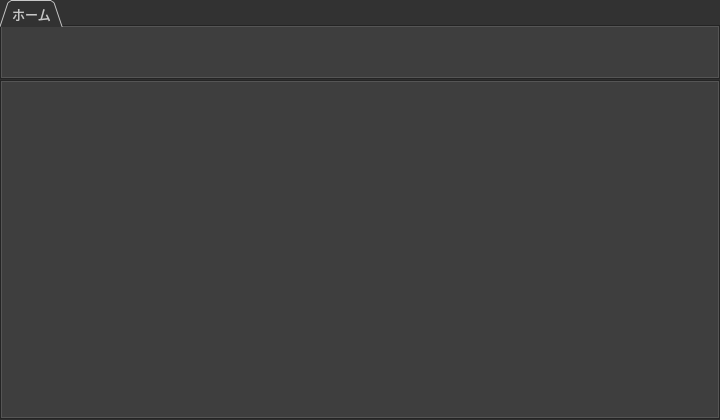
yatagai/MetaTools, file MetaTools/src/main/mainwindow.ui: the form before one commit.
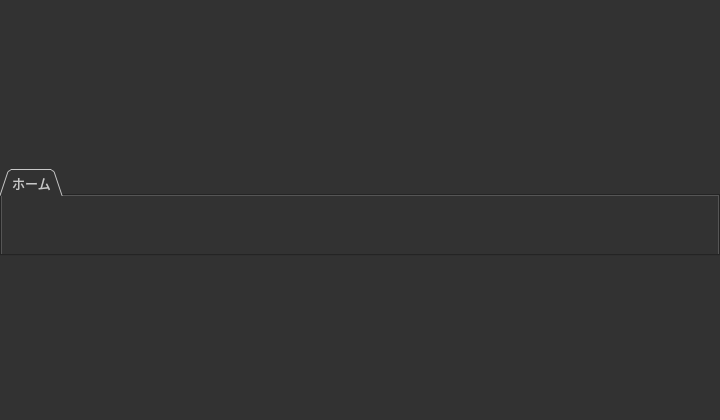
The form after the commit. Icons and pictures are not drawn.

```diff
--- a/MetaTools/src/main/mainwindow.ui
+++ b/MetaTools/src/main/mainwindow.ui
@@ -14,7 +14,7 @@
    </rect>
   </property>
   <property name="sizePolicy">
-   <sizepolicy hsizetype="Preferred" vsizetype="Preferred">
+   <sizepolicy hsizetype="Expanding" vsizetype="Expanding">
     <horstretch>0</horstretch>
     <verstretch>0</verstretch>
    </sizepolicy>
@@ -130,27 +130,27 @@
      <colorrole role="Shadow">
       <brush brushstyle="SolidPattern">
        <color alpha="255">
-        <red>255</red>
-        <green>255</green>
-        <blue>255</blue>
+        <red>135</red>
+        <green>135</green>
+        <blue>135</blue>
        </color>
       </brush>
      </colorrole>
      <colorrole role="Highlight">
       <brush brushstyle="SolidPattern">
        <color alpha="255">
-        <red>180</red>
-        <green>180</green>
-        <blue>180</blue>
+        <red>51</red>
+        <green>153</green>
+        <blue>255</blue>
        </color>
       </brush>
      </colorrole>
      <colorrole role="HighlightedText">
       <brush brushstyle="SolidPattern">
        <color alpha="255">
-        <red>200</red>
-        <green>200</green>
-        <blue>200</blue>
+        <red>255</red>
+        <green>255</green>
+        <blue>255</blue>
        </color>
       </brush>
      </colorrole>
@@ -294,27 +294,27 @@
      <colorrole role="Shadow">
       <brush brushstyle="SolidPattern">
        <color alpha="255">
-        <red>255</red>
-        <green>255</green>
-        <blue>255</blue>
+        <red>135</red>
+        <green>135</green>
+        <blue>135</blue>
        </color>
       </brush>
      </colorrole>
      <colorrole role="Highlight">
       <brush brushstyle="SolidPattern">
        <color alpha="255">
-        <red>180</red>
-        <green>180</green>
-        <blue>180</blue>
+        <red>51</red>
+        <green>153</green>
+        <blue>255</blue>
        </color>
       </brush>
      </colorrole>
      <colorrole role="HighlightedText">
       <brush brushstyle="SolidPattern">
        <color alpha="255">
-        <red>200</red>
-        <green>200</green>
-        <blue>200</blue>
+        <red>255</red>
+        <green>255</green>
+        <blue>255</blue>
        </color>
       </brush>
      </colorrole>
@@ -458,27 +458,27 @@
      <colorrole role="Shadow">
       <brush brushstyle="SolidPattern">
        <color alpha="255">
-        <red>255</red>
-        <green>255</green>
-        <blue>255</blue>
+        <red>135</red>
+        <green>135</green>
+        <blue>135</blue>
        </color>
       </brush>
      </colorrole>
      <colorrole role="Highlight">
       <brush brushstyle="SolidPattern">
        <color alpha="255">
-        <red>198</red>
-        <green>198</green>
-        <blue>198</blue>
+        <red>51</red>
+        <green>153</green>
+        <blue>255</blue>
        </color>
       </brush>
      </colorrole>
      <colorrole role="HighlightedText">
       <brush brushstyle="SolidPattern">
        <color alpha="255">
-        <red>200</red>
-        <green>200</green>
-        <blue>200</blue>
+        <red>255</red>
+        <green>255</green>
+        <blue>255</blue>
        </color>
       </brush>
      </colorrole>
@@ -551,7 +551,7 @@
      <property name="minimumSize">
       <size>
        <width>0</width>
-       <height>80</height>
+       <height>87</height>
       </size>
      </property>
      <property name="maximumSize">
@@ -568,6 +568,9 @@
      <property name="focusPolicy">
       <enum>Qt::NoFocus</enum>
      </property>
+     <property name="autoFillBackground">
+      <bool>true</bool>
+     </property>
      <property name="tabPosition">
       <enum>QTabWidget::North</enum>
      </property>
@@ -576,8 +579,8 @@
      </property>
      <property name="iconSize">
       <size>
-       <width>20</width>
-       <height>20</height>
+       <width>15</width>
+       <height>15</height>
       </size>
      </property>
      <property name="elideMode">
@@ -619,6 +622,9 @@
       <property name="contextMenuPolicy">
        <enum>Qt::DefaultContextMenu</enum>
       </property>
+      <property name="autoFillBackground">
+       <bool>true</bool>
+      </property>
       <attribute name="icon">
        <iconset resource="../../MetaToolsResource.qrc">
         <normaloff>:/metatools_resource/img/home.png</normaloff>:/metatools_resource/img/home.png</iconset>
@@ -629,31 +635,6 @@
      </widget>
     </widget>
    </item>
-   <item>
-    <widget class="QTabWidget" name="main_view">
-     <property name="focusPolicy">
-      <enum>Qt::NoFocus</enum>
-     </property>
-     <property name="tabShape">
-      <enum>QTabWidget::Triangular</enum>
-     </property>
-     <property name="currentIndex">
-      <number>-1</number>
-     </property>
-     <property name="iconSize">
-      <size>
-       <width>20</width>
-       <height>20</height>
-      </size>
-     </property>
-     <property name="tabsClosable">
-      <bool>true</bool>
-     </property>
-     <property name="movable">
-      <bool>true</bool>
-     </property>
-    </widget>
-   </item>
   </layout>
  </widget>
  <layoutdefault spacing="6" margin="11"/>
```
Left out of the diff: 15 changed lines with no effect on the pictures.
